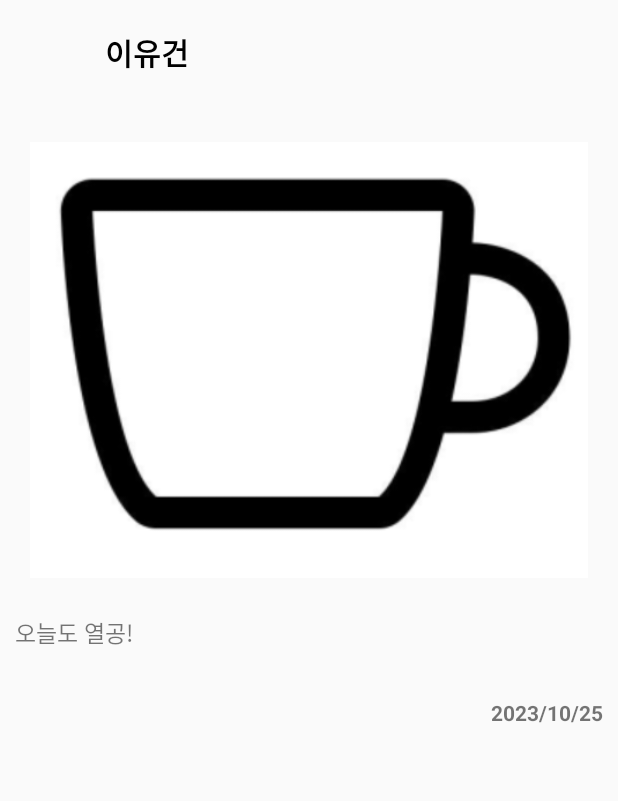
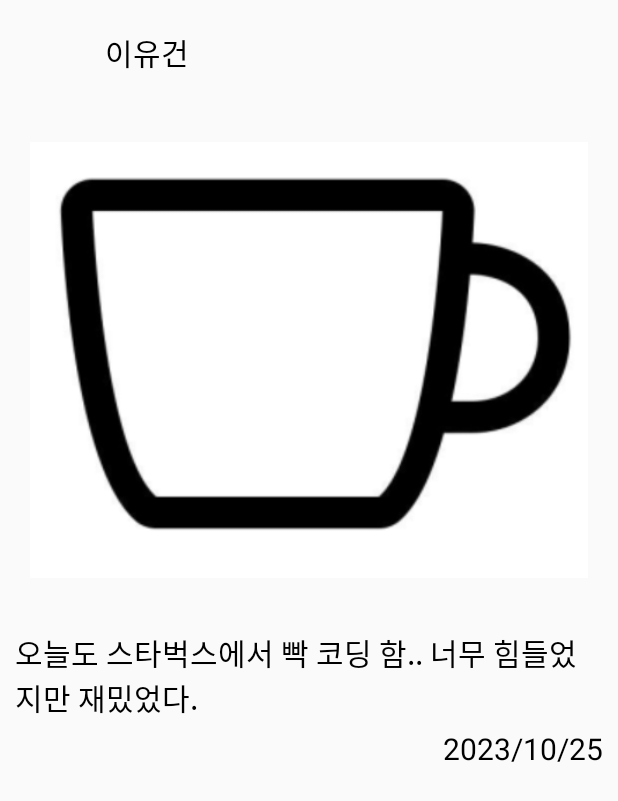
Before and after one commit to leeugun123/Kanect, an Android app: the layout daily_auth.xml on its own in the app's theme, with its tools: preview values and no code run, on a phone screen of 412 x 824 dp. Shown: the top 801 px of the screen. Run offline under Robolectric (Android 15) with nearby library versions, the phone set to English and light mode, and no system bars.

Commit message:
xml 수정

```diff
--- a/app/src/main/java/org/techtown/kanect/DailyAuthActivity.kt
+++ b/app/src/main/java/org/techtown/kanect/DailyAuthActivity.kt
@@ -111,6 +111,7 @@ class DailyAuthActivity : AppCompatActivity() {
 
         binding.authImageView.visibility = View.GONE
         binding.takePicBut.visibility = View.GONE
+        binding.authText.visibility = View.GONE
 
         // Disable user interaction while loading
         window.setFlags(
--- a/app/src/main/res/layout/daily_auth.xml
+++ b/app/src/main/res/layout/daily_auth.xml
@@ -25,7 +25,6 @@
             android:layout_height="wrap_content"
             android:text="이유건"
             android:textColor="@color/black"
-            android:textStyle="bold"
             android:textSize="20sp"
             android:layout_gravity="center"
             />
@@ -43,23 +42,25 @@
     <TextView
         android:id="@+id/auth_text"
         android:layout_width="match_parent"
-        android:layout_height="50dp"
+        android:layout_height="wrap_content"
+        android:layout_marginTop="10dp"
         android:layout_marginLeft="10dp"
         android:layout_marginRight="10dp"
-        android:text="오늘도 열공!"
-        android:textSize="15sp"
+        android:text="오늘도 스타벅스에서 빡 코딩 함.. 너무 힘들었지만 재밌었다."
+        android:textColor="@color/black"
+        android:textSize="20sp"
         />
 
     <TextView
         android:id="@+id/post_date"
         android:layout_width="wrap_content"
         android:layout_height="wrap_content"
-        android:text="2023/10/25"
-        android:textStyle="bold"
         android:layout_gravity="right"
         android:layout_marginTop="5dp"
         android:layout_marginRight="10dp"
-        />
+        android:text="2023/10/25"
+        android:textColor="@color/black"
+        android:textSize="20sp" />
 
 
 </LinearLayout>
--- a/app/src/main/res/layout/fragment_post.xml
+++ b/app/src/main/res/layout/fragment_post.xml
@@ -36,7 +36,9 @@
         android:id="@+id/auth_but"
         android:layout_width="match_parent"
         android:layout_height="50dp"
-        android:layout_margin="10dp"
+        android:layout_marginTop="10dp"
+        android:layout_marginRight="10dp"
+        android:layout_marginLeft="10dp"
         android:background="#2196F3"
         android:text="인증"
         android:textColor="@color/white"
```
